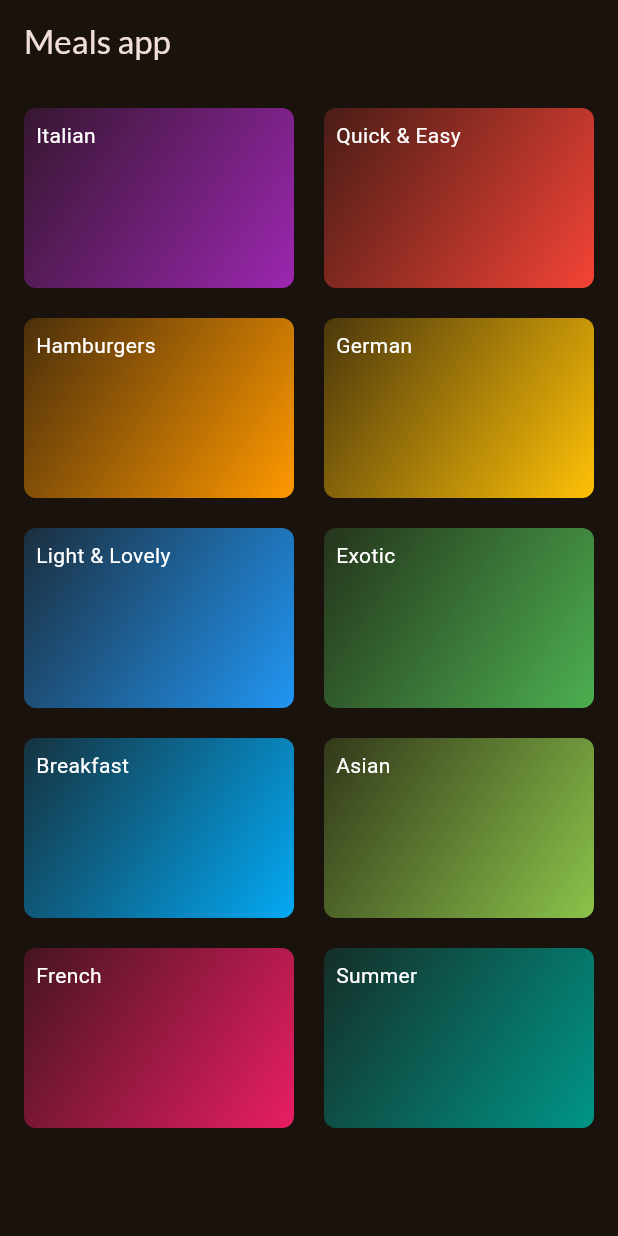
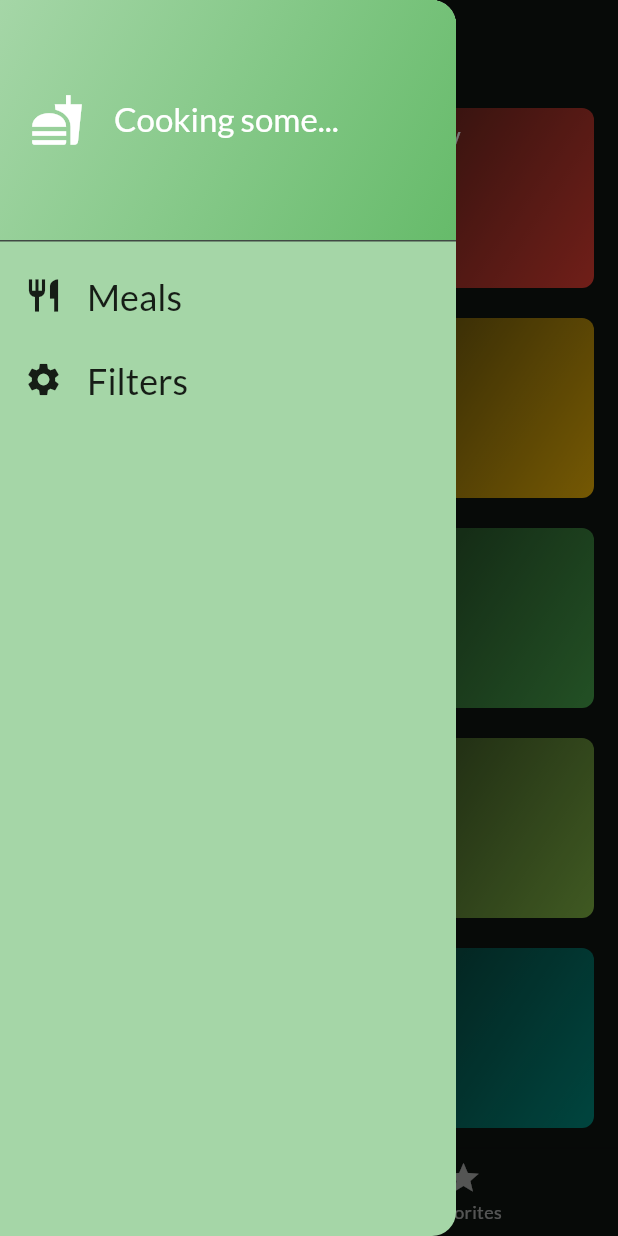
Before and after one commit to Alsegurarp/flutter_mealApp, a Flutter app: the screen it shows after launch, with the side drawer open (before the commit the screen has no drawer), on a phone screen of 412 x 824 dp. Run offline on Flutter 3.47's test engine with Material 3 defaults, Android fonts, the phone set to English and light mode, and no system bars; our stand-ins replace flutter_riverpod, google_fonts, transparent_image; Roboto replaces fonts that are missing (Wallpoet).

```diff
--- a/lib/main.dart
+++ b/lib/main.dart
@@ -1,19 +1,20 @@
 import 'package:flutter/material.dart';
+import 'package:flutter_riverpod/flutter_riverpod.dart';
+import 'package:google_fonts/google_fonts.dart';
 
-import 'package:google_fonts/google_fonts.dart';
-import 'package:meal_app/screens/categories.dart';
+import 'package:meal_app/screens/tabs.dart';
 
 final theme = ThemeData(
   useMaterial3: true,
   colorScheme: ColorScheme.fromSeed(
     brightness: Brightness.dark,
-    seedColor: const Color.fromARGB(255, 131, 57, 0),
+    seedColor: const Color.fromARGB(255, 84, 190, 144),
   ),
   textTheme: GoogleFonts.latoTextTheme(),
 );
 
 void main() {
-  runApp(const App());
+  runApp(const ProviderScope(child: App()));
 }
 
 class App extends StatelessWidget {
@@ -21,9 +22,6 @@ class App extends StatelessWidget {
 
   @override
   Widget build(BuildContext context) {
-    return MaterialApp(
-      theme: theme,
-      home: CategoriesScreen(),
-    );
+    return MaterialApp(theme: theme, home: TabsSreen());
   }
 }
--- /dev/null
+++ b/lib/providers/meals_provider.dart
@@ -0,0 +1,6 @@
+import 'package:flutter_riverpod/flutter_riverpod.dart';
+import 'package:meal_app/data/dummy_data.dart';
+
+final mealsProvider = Provider((ref) {
+  return dummyMeals;
+});
--- a/lib/screens/categories.dart
+++ b/lib/screens/categories.dart
@@ -1,15 +1,41 @@
 import 'package:flutter/material.dart';
 import 'package:meal_app/data/dummy_data.dart';
+import 'package:meal_app/models/meal.dart';
+import 'package:meal_app/screens/meals.dart';
 import 'package:meal_app/widgets/new_category_grid_item.dart';
+import 'package:meal_app/models/category.dart';
 
 class CategoriesScreen extends StatelessWidget {
-  const CategoriesScreen({super.key});
+  const CategoriesScreen({
+    super.key,
+    required this.onToggleFavorite,
+    this.availableMeals,
+  });
+
+  final void Function(Meal meal) onToggleFavorite;
+  final List<Meal>? availableMeals;
+
+  void _selectCategory(BuildContext context, Category category) {
+    final filteredList = availableMeals!
+        .where((meal) => meal.categories.contains(category.id))
+        .toList(); // se hace un filtro en la lista de comidas - cada una de las meals tiene diferente id en su categoria
+    // Si es la categoria que estoy invocando (a la que hice tap), es true, pasa el filtro y me muestra esa lista de comida
+
+    Navigator.push(
+      context,
+      MaterialPageRoute(
+        builder: (ctx) => MealsScreen(
+          title: category.title,
+          meals: filteredList,
+          onToggleFavorite: onToggleFavorite,
+        ),
+      ),
+    );
+  }
 
   @override
   Widget build(BuildContext context) {
-    return Scaffold(
-      appBar: AppBar(title: Text('Meals app')),
-      body: GridView(
+    return GridView(
       padding: const EdgeInsets.all(16),
       gridDelegate: const SliverGridDelegateWithFixedCrossAxisCount(
         crossAxisCount: 2,
@@ -19,9 +45,13 @@ class CategoriesScreen extends StatelessWidget {
       ), // This delegates how many columns you want
       children: [
         for (final categories in availableCategories)
-            CategoryGridItem(category: categories),
+          CategoryGridItem(
+            category: categories,
+            onSelectedCategory: () {
+              _selectCategory(context, categories);
+            },
+          ),
       ],
-      ), // generates a grid
     );
   }
 }
--- /dev/null
+++ b/lib/screens/tabs.dart
@@ -0,0 +1,127 @@
+import 'package:flutter/material.dart';
+import 'package:flutter_riverpod/flutter_riverpod.dart';
+
+import 'package:meal_app/models/meal.dart';
+import 'package:meal_app/providers/meals_provider.dart';
+import 'package:meal_app/screens/categories.dart';
+import 'package:meal_app/screens/filters.dart';
+import 'package:meal_app/screens/meals.dart';
+import 'package:meal_app/widgets/main_drawer.dart';
+
+const kInitialFilters = {
+  Filter.glutenFree: false,
+  Filter.lactoseFree: false,
+  Filter.vegetarian: false,
+  Filter.vegan: false,
+};
+
+class TabsSreen extends ConsumerStatefulWidget {
+  const TabsSreen({super.key});
+
+  @override
+  ConsumerState<TabsSreen> createState() => _TabsScreenState();
+}
+
+class _TabsScreenState extends ConsumerState<TabsSreen> {
+  int _selectedPageIndex = 0;
+  final List<Meal> _favoriteMeals = [];
+
+  Map<Filter, bool> _selectedFilters = kInitialFilters;
+
+  void _toggleMealFavoriteStatus(Meal meal) {
+    final isExisting = _favoriteMeals.contains(meal);
+
+    void _notifyFavorite(String message) {
+      ScaffoldMessenger.of(context).clearSnackBars();
+      ScaffoldMessenger.of(
+        context,
+      ).showSnackBar(SnackBar(content: Text(message)));
+    }
+
+    if (isExisting) {
+      setState(() {
+        _favoriteMeals.remove(meal);
+      });
+      _notifyFavorite('Meal is no longer favorite');
+    } else {
+      setState(() {
+        _favoriteMeals.add(meal);
+        _selectedPageIndex = 1;
+      });
+      _notifyFavorite('Meal is one of your favorites');
+    }
+  }
+
+  void _selectPage(int index) {
+    setState(() {
+      _selectedPageIndex = index;
+    });
+  }
+
+  void _setScreen(String identifier) async {
+    Navigator.of(context).pop(); //close drawer always
+    if (identifier == 'filters') {
+      final result = await Navigator.of(context).push<Map<Filter, bool>>(
+        MaterialPageRoute(
+          builder: (ctx) => FiltersScreen(currentFilters: _selectedFilters),
+        ),
+      );
+      setState(() {
+        _selectedFilters = result ?? kInitialFilters;
+      });
+    }
+  }
+
+  @override
+  Widget build(BuildContext context) {
+    final meals = ref.watch(mealsProvider);
+    final filteredMeals = meals.where((meal) {
+      if (_selectedFilters[Filter.glutenFree]! && !meal.isGlutenFree) {
+        return false;
+      }
+      if (_selectedFilters[Filter.lactoseFree]! && !meal.isLactoseFree) {
+        return false;
+      }
+      if (_selectedFilters[Filter.vegetarian]! && !meal.isVegetarian) {
+        return false;
+      }
+      if (_selectedFilters[Filter.vegan]! && !meal.isVegan) {
+        return false;
+      } // Creates a list, and evaluares if each meal is NOT ---
+      // if it's not, then, returns false, so it's not passing the bar
+      // therefore, this are cleaner functions
+      return true; // This for the meal that passes the filter
+    }).toList();
+
+    Widget activePage = CategoriesScreen(
+      onToggleFavorite: _toggleMealFavoriteStatus,
+      availableMeals: filteredMeals,
+    );
+    var activePageTile = 'Categories';
+
+    if (_selectedPageIndex == 1) {
+      activePage = MealsScreen(
+        meals: _favoriteMeals,
+        onToggleFavorite: _toggleMealFavoriteStatus,
+      );
+      activePageTile = 'Favorites';
+    }
+
+    return Scaffold(
+      appBar: AppBar(title: Text(activePageTile)),
+      drawer: MainDrawer(onSelectedScreen: _setScreen),
+      body: activePage,
+      bottomNavigationBar: BottomNavigationBar(
+        currentIndex: _selectedPageIndex,
+        onTap: _selectPage,
+        items: [
+          BottomNavigationBarItem(
+            icon: Icon(Icons.set_meal),
+            label: 'Categories',
+          ),
+          BottomNavigationBarItem(icon: Icon(Icons.star), label: 'Favorites'),
+        ],
+      ),
+    );
+  }
+}
--- /dev/null
+++ b/lib/widgets/main_drawer.dart
@@ -0,0 +1,66 @@
+import 'package:flutter/material.dart';
+
+class MainDrawer extends StatelessWidget {
+  const MainDrawer({super.key, required this.onSelectedScreen});
+
+  final void Function(String identifier) onSelectedScreen;
+
+  @override
+  Widget build(BuildContext context) {
+    return Drawer(
+      backgroundColor: Colors.green.shade200,
+      child: Column(
+        children: [
+          DrawerHeader(
+            padding: const EdgeInsets.all(20),
+            decoration: BoxDecoration(
+              gradient: LinearGradient(
+                colors: [Colors.green.shade200, Colors.green.shade400],
+                begin: Alignment.topLeft,
+                end: Alignment.bottomRight,
+              ),
+            ),
+            child: Row(
+              children: [
+                Icon(Icons.fastfood, size: 36, color: Colors.white),
+                const SizedBox(width: 20),
+                Text(
+                  'Cooking some...',
+                  style: Theme.of(
+                    context,
+                  ).textTheme.titleLarge!.copyWith(color: Colors.white),
+                ),
+              ],
+            ),
+          ),
+          ListTile(
+            leading: Icon(Icons.restaurant, size: 26, color: Colors.black87),
+            title: Text(
+              'Meals',
+              style: Theme.of(context).textTheme.titleLarge!.copyWith(
+                color: Colors.black87,
+                fontSize: 24,
+              ),
+            ),
+            onTap: () {
+              onSelectedScreen('meals');
+            },
+          ),
+          ListTile(
+            leading: Icon(Icons.settings, size: 26, color: Colors.black87),
+            title: Text(
+              'Filters',
+              style: Theme.of(context).textTheme.titleLarge!.copyWith(
+                color: Colors.black87,
+                fontSize: 24,
+              ),
+            ),
+            onTap: () {
+              onSelectedScreen('filters');
+            },
+          ),
+        ],
+      ),
+    );
+  }
+}
--- a/lib/widgets/new_category_grid_item.dart
+++ b/lib/widgets/new_category_grid_item.dart
@@ -4,16 +4,21 @@ import 'package:google_fonts/google_fonts.dart';
 import 'package:meal_app/models/category.dart';
 
 class CategoryGridItem extends StatelessWidget {
-  const CategoryGridItem({super.key, required this.category});
+  const CategoryGridItem({
+    super.key,
+    required this.category,
+    required this.onSelectedCategory,
+  });
   // Aqui se declara que se aceptan los props, pero ya hay una variable que solicita esa data externa, por lo que ambas partes deben de estar
 
   // Debe aceptar data externa - los props los debe de aceptar aqui
   final Category category;
+  final void Function() onSelectedCategory;
 
   @override
   Widget build(BuildContext context) {
     return InkWell(
-      onTap: () {},
+      onTap: onSelectedCategory,
       splashColor: Theme.of(context).primaryColor,
       borderRadius: BorderRadius.circular(8),
       child: Container(
--- a/pubspec.yaml
+++ b/pubspec.yaml
@@ -35,6 +35,8 @@ dependencies:
   # Use with the CupertinoIcons class for iOS style icons.
   cupertino_icons: ^1.0.8
   google_fonts: ^6.3.2
+  transparent_image: ^2.0.1
+  flutter_riverpod: ^3.0.3
 
 dev_dependencies:
   flutter_test:
```
Also changed, not shown: lib/providers/favorites_meals_provider.dart (added, +25 -0 lines), lib/screens/filters.dart (added, +170 -0 lines), lib/screens/meals.dart (+52 -8 lines), lib/screens/specificInfo.dart (added, +71 -0 lines), lib/widgets/meal_item.dart (added, +101 -0 lines), lib/widgets/meal_item_trait.dart (added, +19 -0 lines), pubspec.lock, 2 other files. Lines whose indentation alone changed are shown as unchanged.
